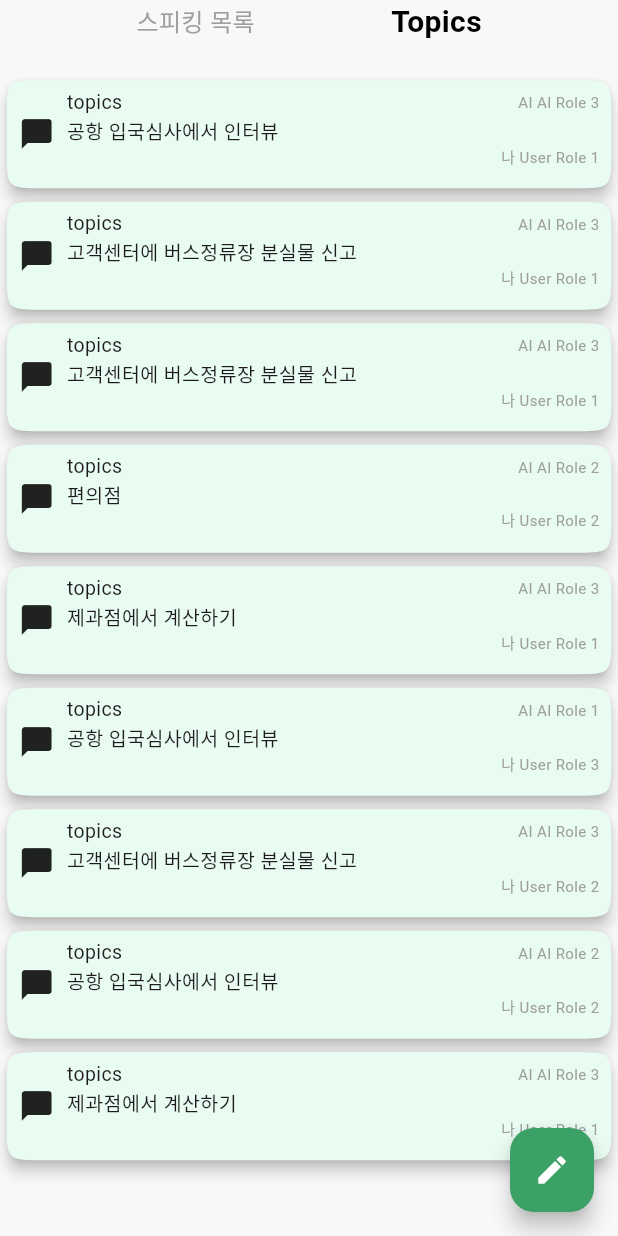
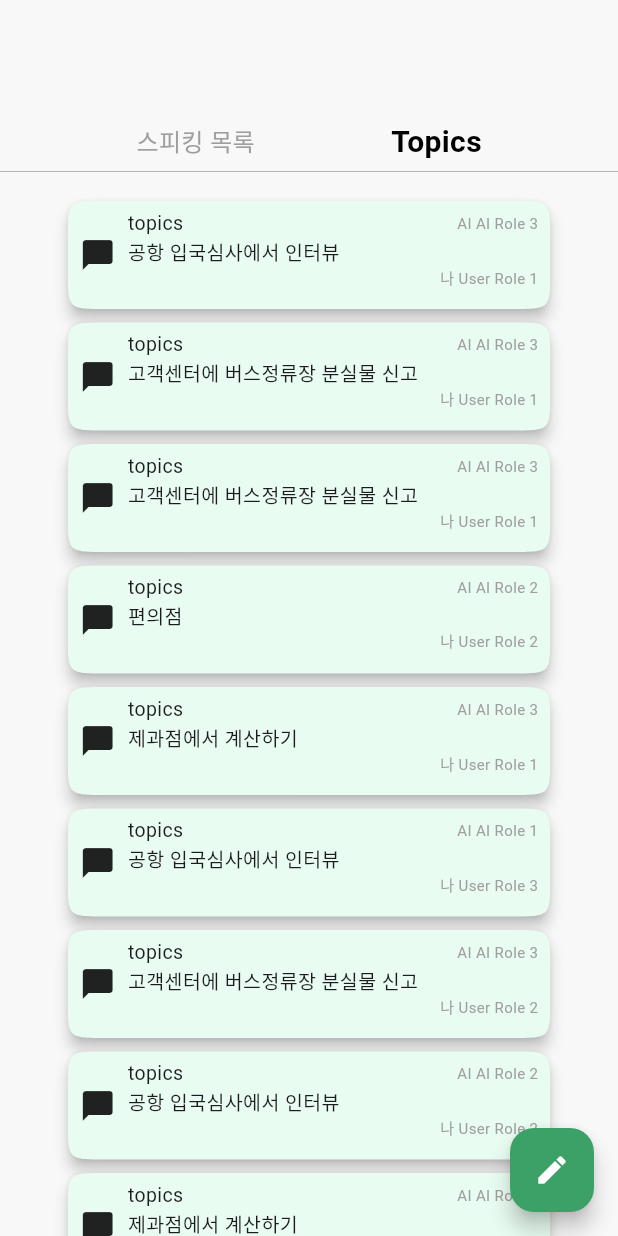
Before and after one commit to OpenBible3438/speaksafari, a Flutter app: the ChatListPage screen opened directly, after a tap on "Topics", on a phone screen of 412 x 824 dp. Run offline on Flutter 3.47's test engine with Material 3 defaults, Android fonts, the phone set to English and light mode, and no system bars; our stand-ins replace animated_text_kit, firebase_auth, firebase_core, flutter_markdown, flutter_riverpod, flutter_svg and 3 more; accounts and stored records are empty.

Commit message:
20240311 jeahoyoon :: fix 레이아웃 조정

```diff
--- a/lib/src/view/main/chat_list/chat_list_page.dart
+++ b/lib/src/view/main/chat_list/chat_list_page.dart
@@ -46,7 +46,11 @@ class _ChatListPage extends State<ChatListPage> {
               ),
               body: Column(
                 children: [
+                  SizedBox(
+                    height: 80,
+                  ),
                   Row(
+
                     mainAxisAlignment: MainAxisAlignment.spaceEvenly,
                     children: provider.tabs
                         .asMap()
@@ -71,12 +75,19 @@ class _ChatListPage extends State<ChatListPage> {
                                 .grey, // 활성화된 탭은 검은색, 비활성화된 탭은 회색
                           ),
                         ),
+
                       ),
                     )
+
                         .toList(),
                   ),
                   Padding(
-                        padding: EdgeInsets.only(top: 20),
+                    padding: EdgeInsets.only(top: 5),
+                    child: Container(),
+                  ),
+                  Container(color: Colors.grey, height: 0.5,),
+                  Padding(
+                    padding: EdgeInsets.only(top: 15),
                     child: Container(),
                   ),
                   Expanded(
@@ -91,6 +102,7 @@ class _ChatListPage extends State<ChatListPage> {
                         } else {
                           return Padding(
                             padding: const EdgeInsets.all(0.5),
+                            child: Center(
                               child: Container(
                                 child: GestureDetector(
                                   onTap: () {
@@ -177,6 +189,7 @@ class _ChatListPage extends State<ChatListPage> {
                                   ),
                                 ),
                               ),
+                            ),
                           );
                         }
                       },
```
Lines whose indentation alone changed are shown as unchanged.
